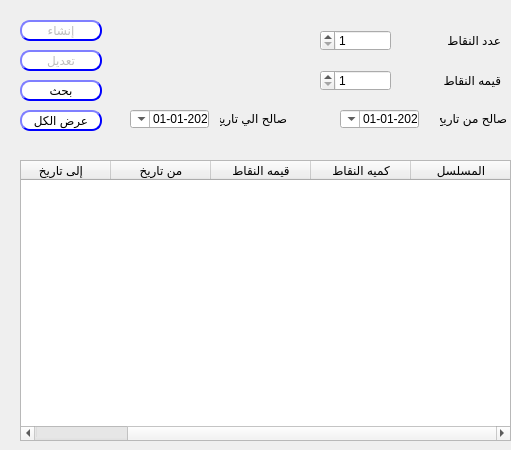
shymaa123456/HyperPOS2020, file presentation/loyalty_ui/loyalityPoint.ui: the form before one commit.
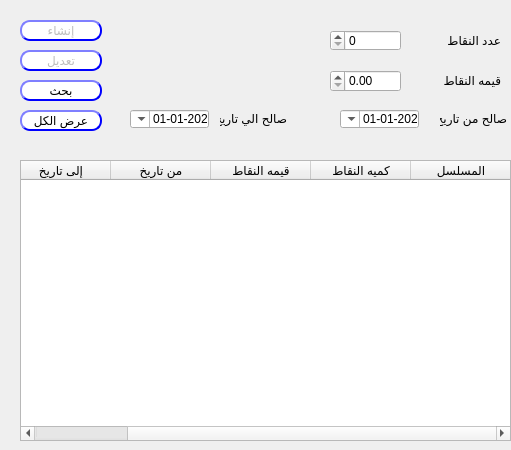
The form after the commit.

Commit message: loyality points

Diff of the .ui file:
```diff
--- a/presentation/loyalty_ui/loyalityPoint.ui
+++ b/presentation/loyalty_ui/loyalityPoint.ui
@@ -106,31 +106,6 @@
     <bool>true</bool>
    </property>
   </widget>
-  <widget class="QDoubleSpinBox" name="LE_pointValue">
-   <property name="geometry">
-    <rect>
-     <x>320</x>
-     <y>70</y>
-     <width>71</width>
-     <height>21</height>
-    </rect>
-   </property>
-   <property name="styleSheet">
-    <string notr="true"/>
-   </property>
-   <property name="decimals">
-    <number>0</number>
-   </property>
-   <property name="minimum">
-    <double>1.000000000000000</double>
-   </property>
-   <property name="maximum">
-    <double>99997.000000000000000</double>
-   </property>
-   <property name="value">
-    <double>1.000000000000000</double>
-   </property>
-  </widget>
   <widget class="QLabel" name="label">
    <property name="geometry">
     <rect>
@@ -160,31 +135,6 @@
     <string>عدد النقاط</string>
    </property>
   </widget>
-  <widget class="QDoubleSpinBox" name="LE_pointQty">
-   <property name="geometry">
-    <rect>
-     <x>320</x>
-     <y>30</y>
-     <width>71</width>
-     <height>21</height>
-    </rect>
-   </property>
-   <property name="styleSheet">
-    <string notr="true"/>
-   </property>
-   <property name="decimals">
-    <number>0</number>
-   </property>
-   <property name="minimum">
-    <double>1.000000000000000</double>
-   </property>
-   <property name="maximum">
-    <double>99997.000000000000000</double>
-   </property>
-   <property name="value">
-    <double>1.000000000000000</double>
-   </property>
-  </widget>
   <widget class="QTableWidget" name="Qtable_point">
    <property name="geometry">
     <rect>
@@ -393,6 +343,35 @@
     <string/>
    </property>
   </widget>
+  <widget class="QDoubleSpinBox" name="LE_pointValue">
+   <property name="geometry">
+    <rect>
+     <x>330</x>
+     <y>70</y>
+     <width>71</width>
+     <height>22</height>
+    </rect>
+   </property>
+   <property name="decimals">
+    <number>2</number>
+   </property>
+   <property name="maximum">
+    <double>9.990000000000000</double>
+   </property>
+  </widget>
+  <widget class="QSpinBox" name="LE_pointQty">
+   <property name="geometry">
+    <rect>
+     <x>330</x>
+     <y>30</y>
+     <width>71</width>
+     <height>21</height>
+    </rect>
+   </property>
+   <property name="maximum">
+    <number>99999</number>
+   </property>
+  </widget>
  </widget>
  <resources/>
  <connections/>
```
The commit also changes 3 other files.
